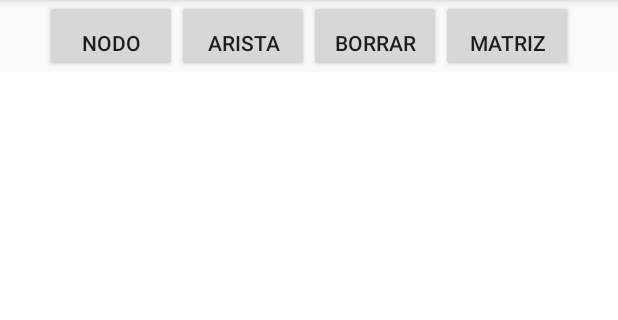
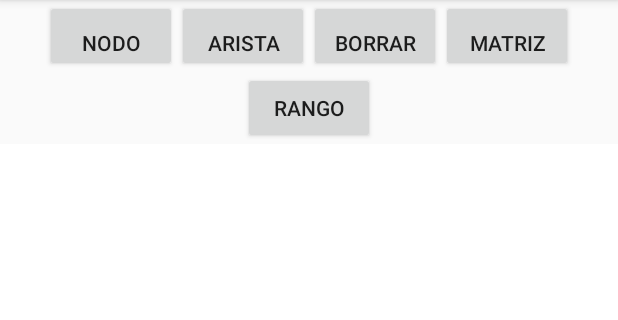
Before and after one commit to FabriiB/Graffos, an Android app: the screen it shows after launch (MainActivity), on a phone screen of 412 x 824 dp, the part 84-404 px from its top. Run offline under Robolectric (Android 15) with nearby library versions, the phone set to English and light mode, and no system bars.

Commit message:
El rango ya está, el único problema que persiste es que se tira de maneras al azar, en cierto sentido.

```diff
--- a/app/src/main/java/com/example/fadi/graffos/Nodo.java
+++ b/app/src/main/java/com/example/fadi/graffos/Nodo.java
@@ -6,7 +6,6 @@ package com.example.fadi.graffos;
 
 public class Nodo {
     private float x, y;
-    private boolean selected;
     private int id;
 
     public Nodo(float x, float y, int id) {
--- a/app/src/main/res/layout/activity_main.xml
+++ b/app/src/main/res/layout/activity_main.xml
@@ -57,6 +57,16 @@
                 android:text="Matriz" />
         </LinearLayout>
 
+        <LinearLayout
+            android:layout_width="wrap_content"
+            android:layout_height="wrap_content"
+            android:orientation="horizontal">
+        <Button
+            android:layout_width="wrap_content"
+            android:layout_height="wrap_content"
+            android:onClick="calcurango"
+            android:text="Rango"/>
+        </LinearLayout>
     </LinearLayout>
 
 </LinearLayout>
```
Also changed, not shown: app/src/main/java/com/example/fadi/graffos/MainActivity.java (+20 -1 lines).
